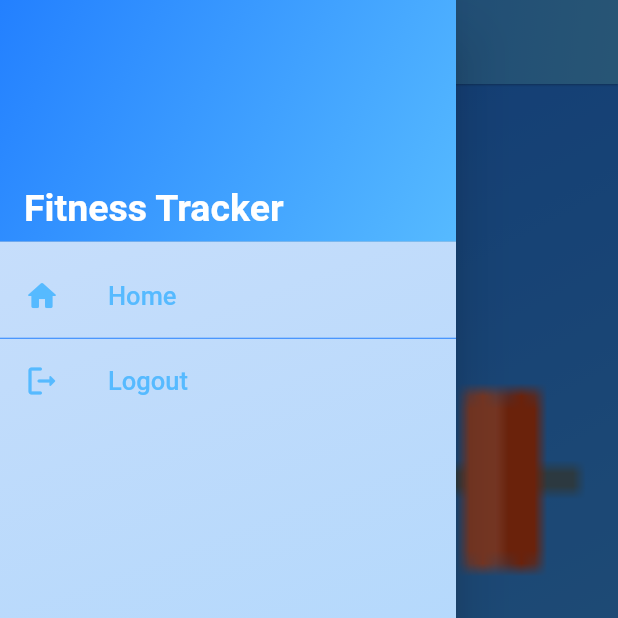
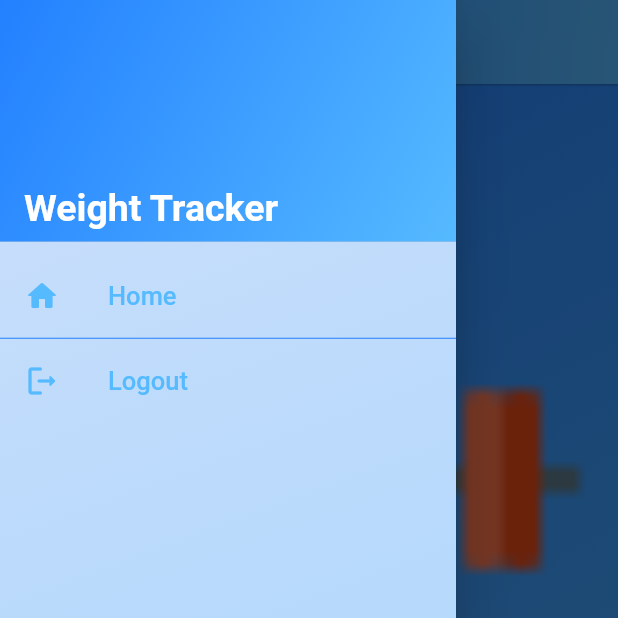
Before and after one commit to PraveenRoshane/Fitness-Tracker-App, a Flutter app: the HomePage screen opened directly, with the side drawer open, on a phone screen of 412 x 824 dp, the top half of it. Run offline on Flutter 3.47's test engine with Material 2 defaults, Android fonts, the phone set to English and light mode, and no system bars; our stand-ins replace cloud_firestore, firebase_auth, firebase_core, flutter_svg, font_awesome_flutter, hexcolor and 1 more; accounts and stored records are empty.

Commit message:
updated weight tracker

```diff
--- a/lib/screens/weightTracker/home_page.dart
+++ b/lib/screens/weightTracker/home_page.dart
@@ -130,7 +130,7 @@ class HomePage extends StatelessWidget {
                 child: Container(
                   alignment: Alignment.bottomLeft,
                   child: const Text(
-                    "Fitness Tracker",
+                    "Weight Tracker",
                     style: TextStyle(
                         fontSize: 25,
                         color: Colors.white,
```
